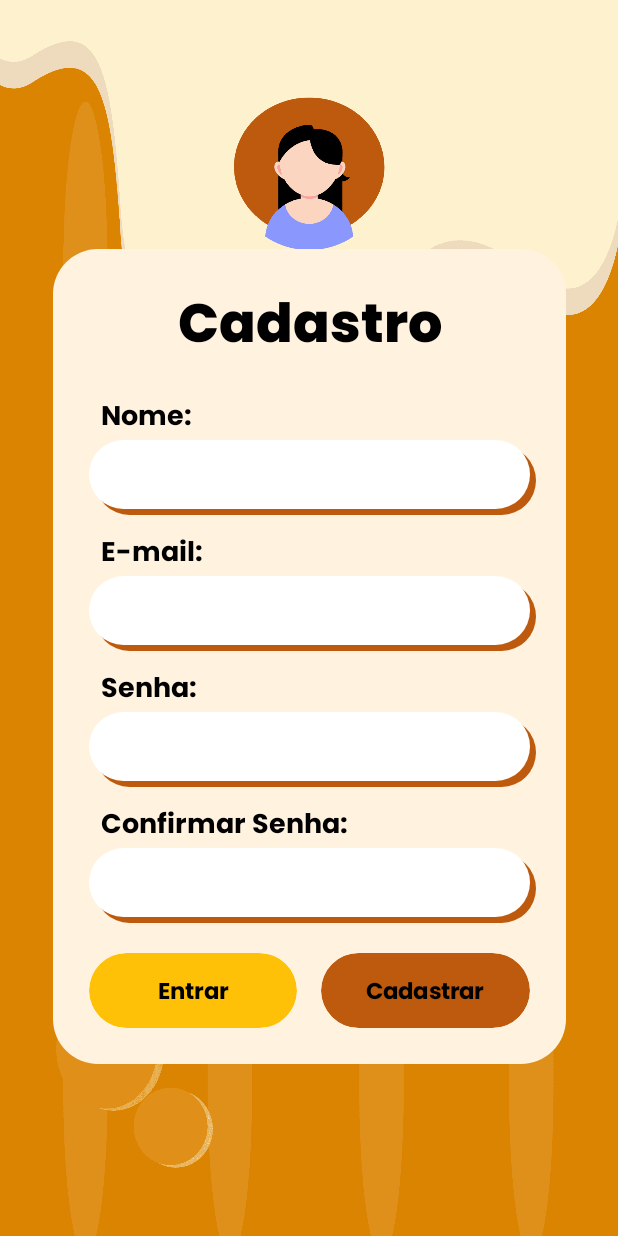
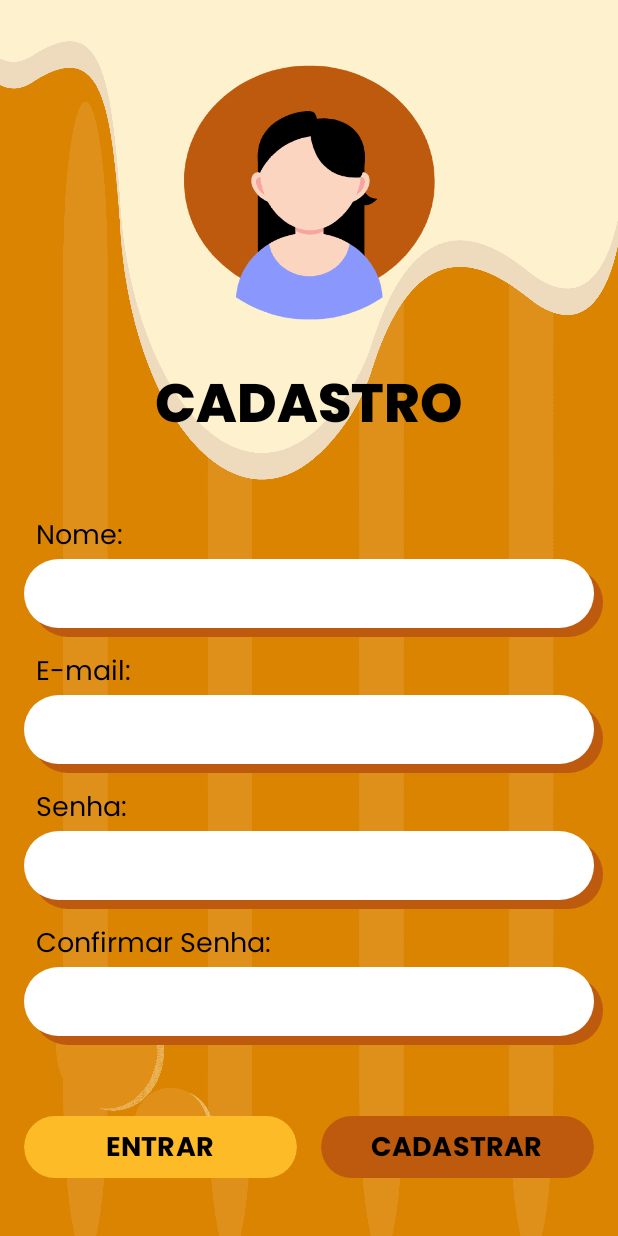
Before and after one commit to Qual-boa/Projeto-Android, an Android app built with Jetpack Compose: the @Preview function RegistrationScreenPreview, on a phone screen of 412 x 824 dp. Run offline under Robolectric (Android 15) with nearby library versions, the phone set to English and light mode, and no system bars.

```diff
--- a/TelaCadastro/app/src/main/java/com/example/telacadastro/MainActivity.kt
+++ b/TelaCadastro/app/src/main/java/com/example/telacadastro/MainActivity.kt
@@ -64,7 +64,7 @@ fun RegistrationScreen() {
     Box(
         modifier = Modifier
             .fillMaxSize()
-            .background(Color(0xFFFFE5B4)) // Cor de fundo
+            .background(Color(0xFFFFE5B4))
     ) {
         Image(
             painter = painterResource(id = R.mipmap.back_tela),
@@ -73,50 +73,25 @@ fun RegistrationScreen() {
             modifier = Modifier.fillMaxSize()
         )
 
-        // Centralizar todo o conteúdo
-        Box(
+        Column(
+            horizontalAlignment = Alignment.CenterHorizontally,
+            verticalArrangement = Arrangement.Center,
             modifier = Modifier
                 .fillMaxSize()
-        ) {
-            // Ícone de usuário (flutuar sobre o card, sem mover o conteúdo)
-            Box(
-                modifier = Modifier
-                    .align(Alignment.TopCenter) // Centralizado no topo do card
-                    .offset(y = 60.dp) // Ajuste para que o ícone fique mais próximo ao topo do card
-                    .size(120.dp)
+                .padding(16.dp)
         ) {
             Image(
                 painter = painterResource(id = R.mipmap.icon),
                 contentDescription = "User Icon",
                 modifier = Modifier
-                        .align(Alignment.Center)
+                    .size(200.dp)
+                    .align(Alignment.CenterHorizontally)
             )
-            }
 
-            // Card único que engloba todos os elementos
-            Column(
-                horizontalAlignment = Alignment.CenterHorizontally,
-                verticalArrangement = Arrangement.Top,
-                modifier = Modifier
-                    .fillMaxSize()
-                    .padding(16.dp)
-            ) {
-                Spacer(modifier = Modifier.height(150.dp)) // Aumenta o espaço acima do card
+            Spacer(modifier = Modifier.height(8.dp))
 
-                Box(
-                    modifier = Modifier
-                        .fillMaxWidth(0.9f) // Aumenta a largura do card para 90% da tela
-                        .clip(RoundedCornerShape(30.dp))
-                        .background(Color(0xFFFFF3E0))
-                        .padding(24.dp)
-                ) {
-                    Column(
-                        horizontalAlignment = Alignment.CenterHorizontally,
-                        verticalArrangement = Arrangement.Top
-                    ) {
-                        // Texto "Cadastro" dentro do card
             Text(
-                            text = "Cadastro",
+                text = "CADASTRO",
                 color = Color.Black,
                 fontSize = 36.sp,
                 fontWeight = FontWeight.ExtraBold,
@@ -125,9 +100,8 @@ fun RegistrationScreen() {
                 modifier = Modifier.align(Alignment.CenterHorizontally)
             )
 
-                        Spacer(modifier = Modifier.height(24.dp))
+            Spacer(modifier = Modifier.height(50.dp))
 
-                        // Campos de entrada com sombra
             InputFieldWithShadow(label = "Nome:", text = "")
             Spacer(modifier = Modifier.height(16.dp))
 
@@ -139,32 +113,25 @@ fun RegistrationScreen() {
 
             InputFieldWithShadow(label = "Confirmar Senha:", text = "", isPassword = true)
 
-                        Spacer(modifier = Modifier.height(24.dp))
+            Spacer(modifier = Modifier.height(50.dp))
 
-                        // Botões estilizados com a mesma largura e altura
+            // Botões
             Row(
                 horizontalArrangement = Arrangement.SpaceBetween,
-                            modifier = Modifier
-                                .fillMaxWidth()
-                                .height(50.dp)
+                modifier = Modifier.fillMaxWidth()
             ) {
                 Button(
                     onClick = {},
                     modifier = Modifier
                         .weight(1f)
                         .padding(end = 8.dp)
-                                    .fillMaxHeight()
                         .clip(RoundedCornerShape(50.dp)),
                     colors = androidx.compose.material3.ButtonDefaults.buttonColors(
-                                    containerColor = Color(0xFFFFC107)
+                        containerColor = Color(0xFFFDBB27)
                     )
                 ) {
-                                Text(
-                                    text = "Entrar",
-                                    color = Color.Black,
-                                    fontFamily = poppinsFamily,
-                                    fontSize = 15.2.sp,
-                                    fontWeight = FontWeight.Bold
+                    Text(text = "ENTRAR", color = Color.Black, fontFamily = poppinsFamily,
+                        fontSize = 18.sp, fontWeight = FontWeight.Bold
                     )
                 }
 
@@ -173,31 +140,18 @@ fun RegistrationScreen() {
                     modifier = Modifier
                         .weight(1f)
                         .padding(start = 8.dp)
-                                    .fillMaxHeight()
                         .clip(RoundedCornerShape(50.dp)),
                     colors = androidx.compose.material3.ButtonDefaults.buttonColors(
                         containerColor = Color(0xFFBD5A0D)
                     )
                 ) {
-                                Text(
-                                    text = "Cadastrar",
-                                    color = Color.Black,
-                                    fontFamily = poppinsFamily,
-                                    fontSize = 15.2.sp,
-                                    fontWeight = FontWeight.Bold
-                                )
+                    Text(text = "CADASTRAR", color = Color.Black, fontFamily = poppinsFamily,
+                        fontSize = 18.sp, fontWeight = FontWeight.Bold)
                 }
             }
         }
     }
 }
-        }
-    }
-}
-
-
-
-
 
 @Composable
 fun InputFieldWithShadow(label: String, text: String, isPassword: Boolean = false) {
@@ -208,7 +162,7 @@ fun InputFieldWithShadow(label: String, text: String, isPassword: Boolean = fals
             text = label,
             style = TextStyle(
                 fontSize = 18.sp,
-                fontWeight = FontWeight.Bold,
+                fontWeight = FontWeight.Normal,
                 color = Color.Black,
                 fontFamily = poppinsFamily
             ),
@@ -221,21 +175,20 @@ fun InputFieldWithShadow(label: String, text: String, isPassword: Boolean = fals
                 .height(46.dp)
         ) {
 
-            // Sombra da caixa de texto
             Box(
                 modifier = Modifier
                     .fillMaxSize()
-                    .offset(x = 4.dp, y = 4.dp)
+                    .offset(x = 6.dp, y = 6.dp)
                     .clip(RoundedCornerShape(30.dp))
-                    .background(Color(0xFFBD5A0D)) // Cor da sombra
+                    .background(Color(0xFFBD5A0D))
             )
 
-            // Caixa de entrada branca
+            // Caixa branca acima da sombra
             Box(
                 modifier = Modifier
                     .fillMaxSize()
-                    .clip(RoundedCornerShape(30.dp)) // Cantos arredondados
-                    .background(Color.White) // Cor da caixa de entrada
+                    .clip(RoundedCornerShape(30.dp))
+                    .background(Color.White)
                     .padding(4.dp)
             ) {
                 // Campo de entrada de texto
@@ -254,6 +207,9 @@ fun InputFieldWithShadow(label: String, text: String, isPassword: Boolean = fals
     }
 }
 
+
+
+
 @Preview(showBackground = true)
 @Composable
 fun RegistrationScreenPreview() {
```
Lines whose indentation alone changed are shown as unchanged.
